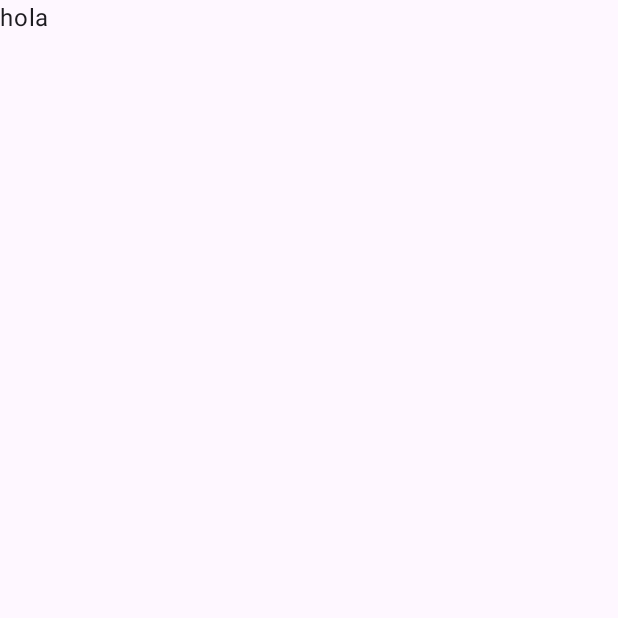
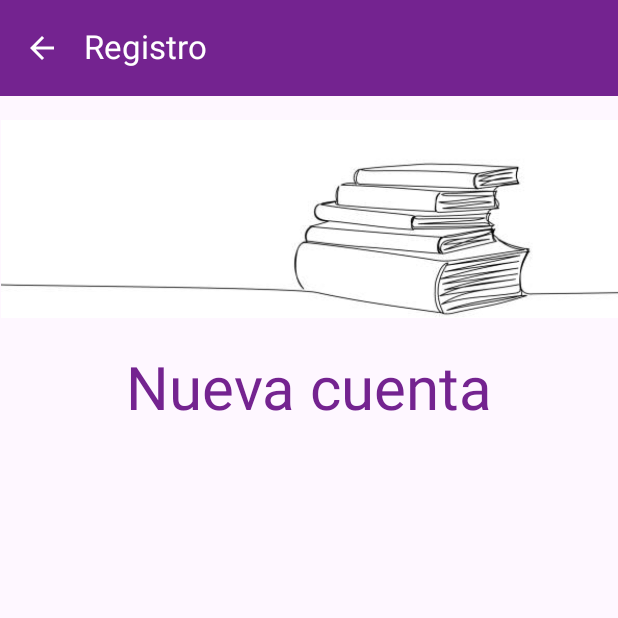
Before and after one commit to IreneLM97/SwiftLearn, an Android app built with Jetpack Compose: the RegisterScreen screen opened through its navigation route, on a phone screen of 412 x 824 dp, the top half of it. Before the commit the part shown is almost empty. Run offline under Robolectric (Android 15) with nearby library versions, the phone set to English and light mode, and no system bars.

Commit message:
Estructura y navegación de pantalla de registro

```diff
--- a/app/src/main/java/com/example/swiftlearn/SwiftLearnApp.kt
+++ b/app/src/main/java/com/example/swiftlearn/SwiftLearnApp.kt
@@ -14,6 +14,7 @@ import androidx.compose.material3.Text
 import androidx.compose.material3.TopAppBar
 import androidx.compose.material3.TopAppBarDefaults
 import androidx.compose.material3.TopAppBarScrollBehavior
+import androidx.compose.ui.graphics.Color
 import androidx.compose.ui.res.colorResource
 import androidx.compose.ui.res.stringResource
 import com.example.swiftlearn.ui.navigation.SwiftLearnNavigation
@@ -58,7 +59,8 @@ fun SwiftLearnTopAppBar(
                 IconButton(onClick = navigateUp) {
                     Icon(
                         imageVector = Filled.ArrowBack,
-                        contentDescription = stringResource(R.string.description_back_icon)
+                        contentDescription = stringResource(R.string.description_back_icon),
+                        tint = Color.White
                     )
                 }
             }
--- a/app/src/main/java/com/example/swiftlearn/ui/AppViewModelProvider.kt
+++ b/app/src/main/java/com/example/swiftlearn/ui/AppViewModelProvider.kt
@@ -1,27 +1,38 @@
 package com.example.swiftlearn.ui
 
+import android.app.Application
 import androidx.lifecycle.ViewModelProvider
+import androidx.lifecycle.viewmodel.CreationExtras
 import androidx.lifecycle.viewmodel.initializer
 import androidx.lifecycle.viewmodel.viewModelFactory
 import com.example.swiftlearn.SwiftLearnApplication
 import com.example.swiftlearn.ui.screens.login.LoginViewModel
+import com.example.swiftlearn.ui.screens.register.RegisterViewModel
 
+/**
+ * Fábrica que crea instancias de ViewModel para toda la aplicación.
+ */
 object AppViewModelProvider {
-    /**
-     * Fábrica que crea instancias de [SearchViewModel].
-     */
     val Factory: ViewModelProvider.Factory = viewModelFactory {
+        // Inicialización para LoginViewModel
         initializer {
-            // Obtener la instancia de la aplicación
-            val application = (this[ViewModelProvider.AndroidViewModelFactory.APPLICATION_KEY] as SwiftLearnApplication)
+            LoginViewModel(
+                userPreferencesRepository = swiftLearnApplication().userPreferencesRepository
+            )
+        }
 
-            // Obtener los repositorios necesarios desde el contenedor de la aplicación
-            val preferencesRepository = application.userPreferencesRepository
-
-            // Crear e inicializar la instancia de SearchViewModel con los repositorios
-            LoginViewModel(
-                userPreferencesRepository = preferencesRepository
+        // Inicialización para RegisterViewModel
+        initializer {
+            // Crear e inicializar la instancia de RegisterViewModel
+            RegisterViewModel(
             )
         }
     }
 }
+
+/**
+ * Función de extensión para consultar el objeto [Application]
+ * y devolver una instancia de [SwiftLearnApplication].
+ */
+fun CreationExtras.swiftLearnApplication(): SwiftLearnApplication =
+    (this[ViewModelProvider.AndroidViewModelFactory.APPLICATION_KEY] as SwiftLearnApplication)
--- a/app/src/main/java/com/example/swiftlearn/ui/navigation/SwiftLearnNavigation.kt
+++ b/app/src/main/java/com/example/swiftlearn/ui/navigation/SwiftLearnNavigation.kt
@@ -38,7 +38,11 @@ fun SwiftLearnNavigation(
             )
         }
         composable(route = RegisterDestination.route) {
-            RegisterScreen()
+            RegisterScreen(
+                onBackClick = {
+                    navController.popBackStack()
+                }
+            )
         }
     }
 }
--- a/app/src/main/java/com/example/swiftlearn/ui/screens/login/LoginScreen.kt
+++ b/app/src/main/java/com/example/swiftlearn/ui/screens/login/LoginScreen.kt
@@ -9,24 +9,14 @@ import androidx.compose.foundation.layout.Spacer
 import androidx.compose.foundation.layout.fillMaxWidth
 import androidx.compose.foundation.layout.height
 import androidx.compose.foundation.layout.padding
-import androidx.compose.foundation.layout.size
-import androidx.compose.foundation.layout.width
 import androidx.compose.foundation.rememberScrollState
-import androidx.compose.foundation.shape.CircleShape
 import androidx.compose.foundation.verticalScroll
 import androidx.compose.material.icons.Icons
-import androidx.compose.material.icons.filled.Check
 import androidx.compose.material.icons.filled.Email
 import androidx.compose.material.icons.filled.Lock
-import androidx.compose.material3.Checkbox
 import androidx.compose.material3.ExperimentalMaterial3Api
-import androidx.compose.material3.Icon
 import androidx.compose.material3.MaterialTheme
 import androidx.compose.material3.Scaffold
-import androidx.compose.material3.Shapes
-import androidx.compose.material3.Surface
-import androidx.compose.material3.Switch
-import androidx.compose.material3.SwitchDefaults
 import androidx.compose.material3.Text
 import androidx.compose.runtime.Composable
 import androidx.compose.runtime.collectAsState
@@ -34,8 +24,6 @@ import androidx.compose.runtime.mutableStateOf
 import androidx.compose.runtime.saveable.rememberSaveable
 import androidx.compose.ui.Alignment
 import androidx.compose.ui.Modifier
-import androidx.compose.ui.draw.clip
-import androidx.compose.ui.graphics.Color
 import androidx.compose.ui.res.colorResource
 import androidx.compose.ui.res.dimensionResource
 import androidx.compose.ui.res.painterResource
@@ -68,7 +56,6 @@ fun LoginScreen(
     onRegisterClick: () -> Unit = {},
     viewModel: LoginViewModel = viewModel(factory = AppViewModelProvider.Factory)
 ) {
-    // Obtenemos el estado actual de la búsqueda y el flujo de datos de favoritos y aeropuertos
     val loginUiState = viewModel.loginUiState.collectAsState().value
 
     // Diseño de la estructura básica de la pantalla
@@ -125,7 +112,7 @@ private fun LoginHeader() {
     ) {
         Spacer(modifier = Modifier.height(dimensionResource(R.dimen.padding_small)))
 
-        // Imagen que muestra la imagen del libro
+        // Imagen de un libro
         Image(
             painter = painterResource(R.drawable.librospila),
             contentDescription = stringResource(R.string.description_book_icon),
@@ -136,7 +123,7 @@ private fun LoginHeader() {
 
         // Texto de bienvenida
         Text(
-            text = stringResource(R.string.welcome),
+            text = stringResource(R.string.welcome_label),
             color = colorResource(id = R.color.my_dark_purple),
             fontSize = 40.sp,
             style = MaterialTheme.typography.headlineSmall
@@ -151,7 +138,7 @@ fun LoginForm(
     onEmailChanged: (String) -> Unit = {},
     onPasswordChanged: (String) -> Unit = {},
     onToggleChecked: (Boolean) -> Unit = {},
-    onDone: (String, String) -> Unit = {_, _ -> }
+    onLoginClick: (String, String) -> Unit = {_, _ -> }
 ) {
     // Estructura del formulario
     Column(
--- a/app/src/main/java/com/example/swiftlearn/ui/screens/login/LoginViewModel.kt
+++ b/app/src/main/java/com/example/swiftlearn/ui/screens/login/LoginViewModel.kt
@@ -1,6 +1,5 @@
 package com.example.swiftlearn.ui.screens.login
 
-import android.util.Log
 import androidx.lifecycle.ViewModel
 import androidx.lifecycle.viewModelScope
 import com.example.swiftlearn.data.datastore.UserPreferencesRepository
@@ -75,7 +74,6 @@ class LoginViewModel(
     /**
      * Función que se ejecuta cuando cambia el toggle.
      *
-     * @param emailValue Valor del correo del usuario.
      * @param rememberValue Valor del toggle que indica si quiere ser recordado o no.
      */
     fun onToggleChanged(
--- a/app/src/main/java/com/example/swiftlearn/ui/screens/register/RegisterScreen.kt
+++ b/app/src/main/java/com/example/swiftlearn/ui/screens/register/RegisterScreen.kt
@@ -1,8 +1,31 @@
 package com.example.swiftlearn.ui.screens.register
 
+import androidx.compose.foundation.Image
+import androidx.compose.foundation.layout.Arrangement
+import androidx.compose.foundation.layout.Column
+import androidx.compose.foundation.layout.Spacer
+import androidx.compose.foundation.layout.fillMaxWidth
+import androidx.compose.foundation.layout.height
+import androidx.compose.foundation.layout.padding
+import androidx.compose.foundation.rememberScrollState
+import androidx.compose.foundation.verticalScroll
+import androidx.compose.material3.ExperimentalMaterial3Api
+import androidx.compose.material3.MaterialTheme
+import androidx.compose.material3.Scaffold
 import androidx.compose.material3.Text
 import androidx.compose.runtime.Composable
+import androidx.compose.runtime.collectAsState
+import androidx.compose.ui.Alignment
+import androidx.compose.ui.Modifier
+import androidx.compose.ui.res.colorResource
+import androidx.compose.ui.res.dimensionResource
+import androidx.compose.ui.res.painterResource
+import androidx.compose.ui.res.stringResource
+import androidx.compose.ui.unit.sp
+import androidx.lifecycle.viewmodel.compose.viewModel
 import com.example.swiftlearn.R
+import com.example.swiftlearn.SwiftLearnTopAppBar
+import com.example.swiftlearn.ui.AppViewModelProvider
 import com.example.swiftlearn.ui.navigation.NavigationDestination
 
 object RegisterDestination : NavigationDestination {
@@ -10,9 +33,67 @@ object RegisterDestination : NavigationDestination {
     override val titleRes = R.string.register
 }
 
+@OptIn(ExperimentalMaterial3Api::class)
 @Composable
-fun RegisterScreen() {
-    Text(
-        text = "hola"
-    )
+fun RegisterScreen(
+    onRegisterClick: () -> Unit = {},
+    onBackClick: () -> Unit = {},
+    viewModel: RegisterViewModel = viewModel(factory = AppViewModelProvider.Factory)
+) {
+    val registerUiState = viewModel.registerUiState.collectAsState().value
+
+    // Diseño de la estructura básica de la pantalla
+    Scaffold(
+        topBar = {
+            // Barra superior personalizada
+            SwiftLearnTopAppBar(
+                title = stringResource(id = RegisterDestination.titleRes),
+                canNavigateBack = true,
+                navigateUp = onBackClick
+            )
+        }
+    ) { innerPadding ->
+        Column(
+            modifier = Modifier
+                .padding(innerPadding)
+                .verticalScroll(rememberScrollState())
+        ) {
+            // Dibujamos la cabecera del login
+            RegisterHeader()
+
+        }
+    }
 }
+
+/**
+ * Función que representa la cabecera de la pantalla de registro.
+ */
+@Composable
+private fun RegisterHeader() {
+    Column(
+        modifier = Modifier
+            .fillMaxWidth(),
+        horizontalAlignment = Alignment.CenterHorizontally,
+        verticalArrangement = Arrangement.spacedBy(dimensionResource(R.dimen.padding_small))
+    ) {
+        Spacer(modifier = Modifier.height(dimensionResource(R.dimen.padding_small)))
+
+        // Imagen de un libro
+        Image(
+            painter = painterResource(R.drawable.librospila),
+            contentDescription = stringResource(R.string.description_book_icon),
+            modifier = Modifier
+                .fillMaxWidth()
+        )
+        Spacer(modifier = Modifier.height(dimensionResource(R.dimen.padding_small)))
+
+        // Texto de nueva cuenta
+        Text(
+            text = stringResource(R.string.new_account_label),
+            color = colorResource(id = R.color.my_dark_purple),
+            fontSize = 40.sp,
+            style = MaterialTheme.typography.headlineSmall
+        )
+        Spacer(modifier = Modifier.height(dimensionResource(R.dimen.padding_big)))
+    }
+}
--- /dev/null
+++ b/app/src/main/java/com/example/swiftlearn/ui/screens/register/RegisterUiState.kt
@@ -0,0 +1,5 @@
+package com.example.swiftlearn.ui.screens.register
+
+data class RegisterUiState(
+    val usernameValue: String = ""
+)
--- /dev/null
+++ b/app/src/main/java/com/example/swiftlearn/ui/screens/register/RegisterViewModel.kt
@@ -0,0 +1,15 @@
+package com.example.swiftlearn.ui.screens.register
+
+import androidx.lifecycle.ViewModel
+import com.example.swiftlearn.data.datastore.UserPreferencesRepository
+import com.example.swiftlearn.ui.screens.login.LoginUiState
+import kotlinx.coroutines.flow.MutableStateFlow
+import kotlinx.coroutines.flow.asStateFlow
+
+class RegisterViewModel(
+
+) : ViewModel() {
+    // Estado de la interfaz de registro
+    private val _registerUiState = MutableStateFlow(RegisterUiState())
+    val registerUiState = _registerUiState.asStateFlow()
+}
--- a/app/src/main/res/values/strings.xml
+++ b/app/src/main/res/values/strings.xml
@@ -5,7 +5,8 @@
     <string name="login_title">Swift Learn</string>
 
 
-    <string name="welcome">Bienvenido</string>
+    <string name="welcome_label">Bienvenido</string>
+    <string name="new_account_label">Nueva cuenta</string>
 
     <string name="summary">Nombre: %1$s \nDirección: %2$s \nDescripción: %3$s</string>
     <string name="send_info">Enviar información a otra aplicación</string>
```
